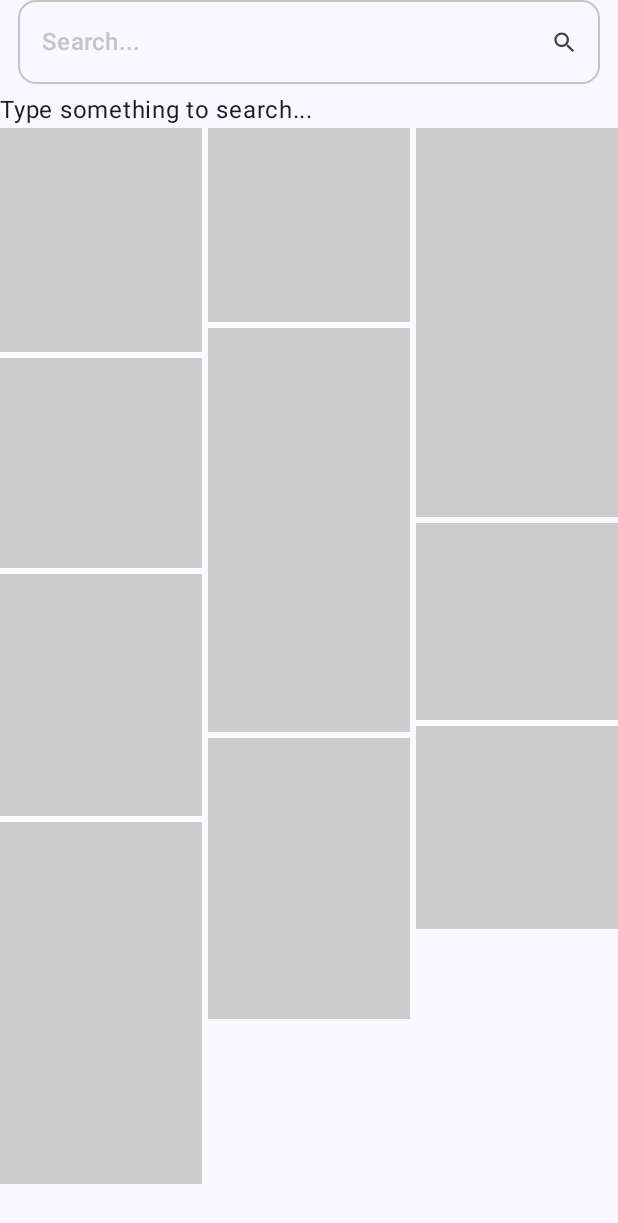
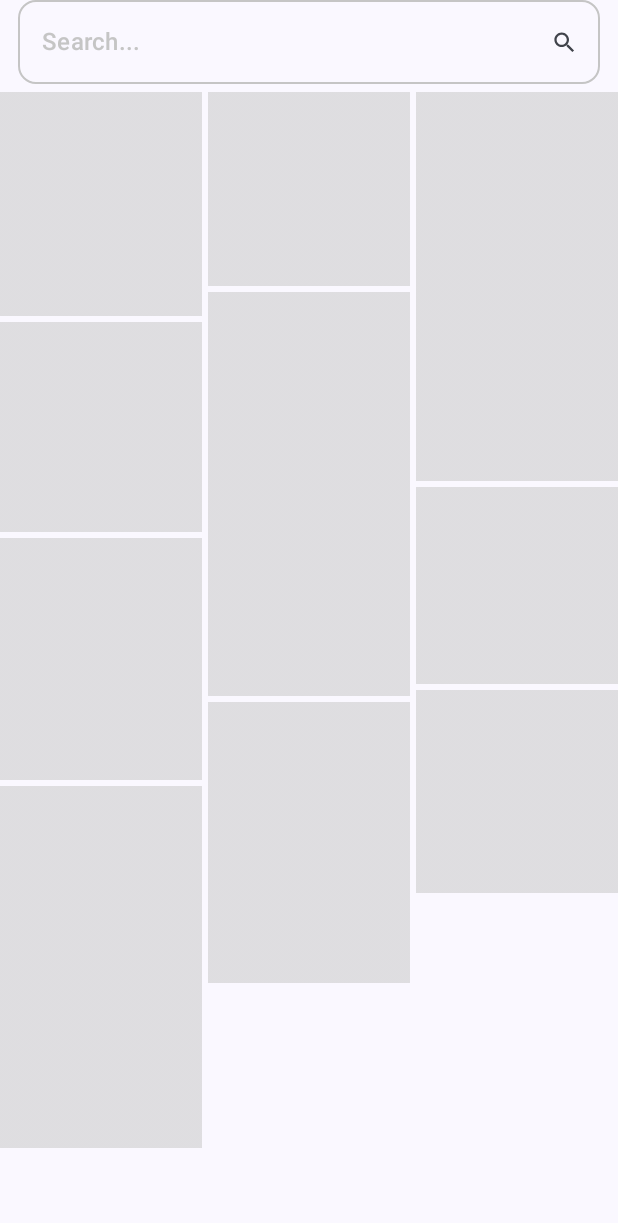
Before and after one commit to purboindra/kotlin-social-media-app, an Android app built with Jetpack Compose: the SearchScreen screen opened through its navigation route, on a phone screen of 412 x 824 dp. Shown: the top 1223 px of the screen. Run offline under Robolectric (Android 15) with nearby library versions, the phone set to English and light mode, and no system bars; our stand-ins replace Dagger/Hilt's generated code, Shimmer; 7 statements that could not run were skipped.

Commit message:
fix: implement logic initial state search SearchScreen

```diff
--- a/app/src/main/java/com/example/socialmedia/ui/search/SearchScreen.kt
+++ b/app/src/main/java/com/example/socialmedia/ui/search/SearchScreen.kt
@@ -1,42 +1,49 @@
 package com.example.socialmedia.ui.search
 
-import androidx.compose.foundation.background
-import androidx.compose.foundation.layout.Arrangement
 import androidx.compose.foundation.layout.Box
 import androidx.compose.foundation.layout.Column
 import androidx.compose.foundation.layout.fillMaxSize
 import androidx.compose.foundation.layout.fillMaxWidth
-import androidx.compose.foundation.layout.height
 import androidx.compose.foundation.layout.padding
 import androidx.compose.foundation.layout.size
-import androidx.compose.foundation.lazy.staggeredgrid.LazyVerticalStaggeredGrid
-import androidx.compose.foundation.lazy.staggeredgrid.StaggeredGridCells
 import androidx.compose.material.icons.Icons
 import androidx.compose.material.icons.outlined.Search
+import androidx.compose.material3.CircularProgressIndicator
 import androidx.compose.material3.Icon
 import androidx.compose.material3.Scaffold
 import androidx.compose.material3.Text
 import androidx.compose.runtime.Composable
+import androidx.compose.runtime.LaunchedEffect
 import androidx.compose.runtime.collectAsState
 import androidx.compose.runtime.getValue
+import androidx.compose.ui.Alignment
 import androidx.compose.ui.Modifier
-import androidx.compose.ui.graphics.Color
 import androidx.compose.ui.unit.dp
 import androidx.hilt.navigation.compose.hiltViewModel
 import androidx.navigation.NavHostController
 import com.example.socialmedia.data.model.State
 import com.example.socialmedia.ui.components.AppOutlinedTextField
+import com.example.socialmedia.ui.components.InitialSearchCompose
+import com.example.socialmedia.ui.components.LoadingStaggeredGridCompose
+import com.example.socialmedia.ui.viewmodel.PostViewModel
 import com.example.socialmedia.ui.viewmodel.SearchViewModel
 import com.example.socialmedia.utils.VerticalSpacer
 
 @Composable
 fun SearchScreen(
     navHostController: NavHostController,
-    searchViewModel: SearchViewModel = hiltViewModel()
+    searchViewModel: SearchViewModel = hiltViewModel(),
+    postViewModel: PostViewModel = hiltViewModel()
 ) {
 
     val searchState by searchViewModel.searchState.collectAsState()
     val query by searchViewModel.queryState.collectAsState()
+
+    val postState by postViewModel.postState.collectAsState()
+
+    LaunchedEffect(Unit) {
+        postViewModel.fetchAllPosts()
+    }
 
     Scaffold { paddingValues ->
         Column(modifier = Modifier.padding(paddingValues)) {
@@ -61,30 +68,34 @@ fun SearchScreen(
                     )
             )
             5.VerticalSpacer()
+            /// CONTENT
             when (searchState) {
-                is State.Loading -> Text("Loading...")
+                is State.Loading -> Box(
+                    modifier = Modifier.fillMaxSize(),
+                    contentAlignment = Alignment.Center,
+                ) {
+                    CircularProgressIndicator()
+                }
+
                 is State.Success -> Text("Results: ${(searchState as State.Success).data}")
                 is State.Failure -> Text("Error: ${(searchState as State.Failure).throwable.message}")
-                State.Idle -> Text("Type something to search...")
-            }
-            /// CONTENT
-            LazyVerticalStaggeredGrid(
-                columns = StaggeredGridCells.Fixed(3),
-                verticalItemSpacing = 4.dp,
-                horizontalArrangement = Arrangement.spacedBy(4.dp),
-                modifier = Modifier
-                    .fillMaxSize()
-                    .weight(1f),
-            ) {
-                items(10) {
-                    Box(
-                        modifier = Modifier
-                            .fillMaxWidth()
-                            .height((100..300).random().dp)
-                            .background(Color.LightGray)
-                    )
+                State.Idle -> when (postState) {
+                    is State.Success -> {
+                        val items = (postState as State.Success).data
+                        if (items.isEmpty()) {
+                            LoadingStaggeredGridCompose()
+                            return@Scaffold
+                        }
+                        InitialSearchCompose(postViewModel, items)
+                    }
+
+                    is State.Failure -> {}
+                    is State.Loading -> {
+                        LoadingStaggeredGridCompose()
+                    }
+
+                    else -> {}
                 }
-
             }
         }
     }
```
